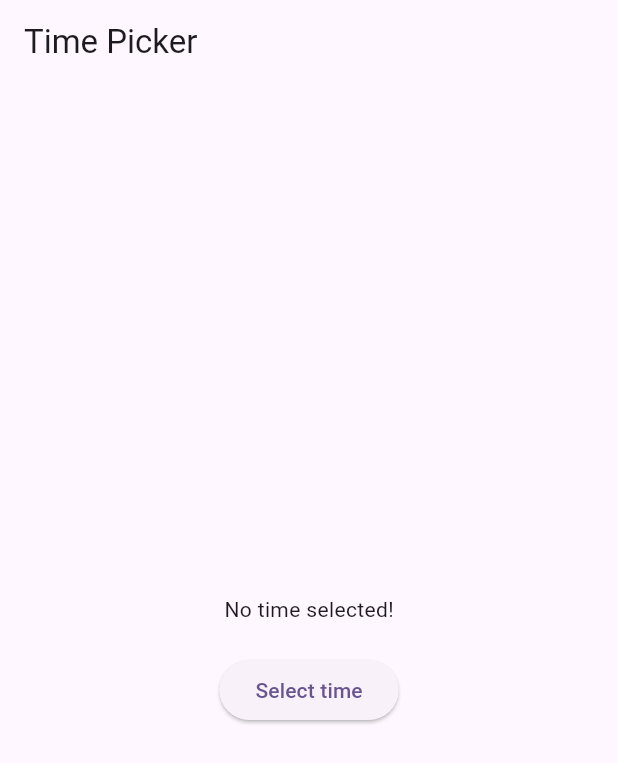
After one commit to Usaid-Dev/Flutter_Widgets, a Flutter app: the screen it shows after launch, on a phone screen of 412 x 824 dp. The commit adds this screen. Shown: the top 763 px of the screen. Run offline on Flutter 3.47's test engine with Material 3 defaults, Android fonts, the phone set to English and light mode, and no system bars; our stand-ins replace intl_phone_field.

Commit message:
time picker widget

```diff
--- a/lib/main.dart
+++ b/lib/main.dart
@@ -1,5 +1,5 @@
 import 'package:flutter/material.dart';
-import 'package:flutter_widget/widgets/stepper.dart';
+import 'package:flutter_widget/widgets/time_picker.dart';
 
 void main() {
   runApp(const MyApp());
@@ -17,7 +17,7 @@ class MyApp extends StatelessWidget {
         colorScheme: ColorScheme.fromSeed(seedColor: Colors.deepPurple),
         useMaterial3: true,
       ),
-      home: StepperExample(),
+      home: TimePickerExample(),
     );
   }
 }
--- /dev/null
+++ b/lib/widgets/time_picker.dart
@@ -0,0 +1,47 @@
+import 'package:flutter/material.dart';
+
+class TimePickerExample extends StatefulWidget {
+  const TimePickerExample({super.key});
+
+  @override
+  State<TimePickerExample> createState() => _TimePickerExampleState();
+}
+
+class _TimePickerExampleState extends State<TimePickerExample> {
+  TimeOfDay? _selectedTime;
+
+  Future<void> _selectTime(BuildContext context) async {
+    final TimeOfDay? picked = await showTimePicker(
+      context: context,
+      initialTime: TimeOfDay.now(),
+    );
+    if (picked != null && picked != _selectedTime)
+      setState(() {
+        _selectedTime = picked;
+      });
+  }
+
+  @override
+  Widget build(BuildContext context) {
+    return Scaffold(
+      appBar: AppBar(title: Text('Time Picker')),
+      body: Center(
+        child: Column(
+          mainAxisSize: MainAxisSize.min,
+          children: <Widget>[
+            Text(
+              _selectedTime == null
+                  ? 'No time selected!'
+                  : 'Selected Time: ${_selectedTime!.format(context)}',
+            ),
+            SizedBox(height: 20.0),
+            ElevatedButton(
+              onPressed: () => _selectTime(context),
+              child: Text('Select time'),
+            ),
+          ],
+        ),
+      ),
+    );
+  }
+}
```
Also changed, not shown: pubspec.lock, 1 other file.
